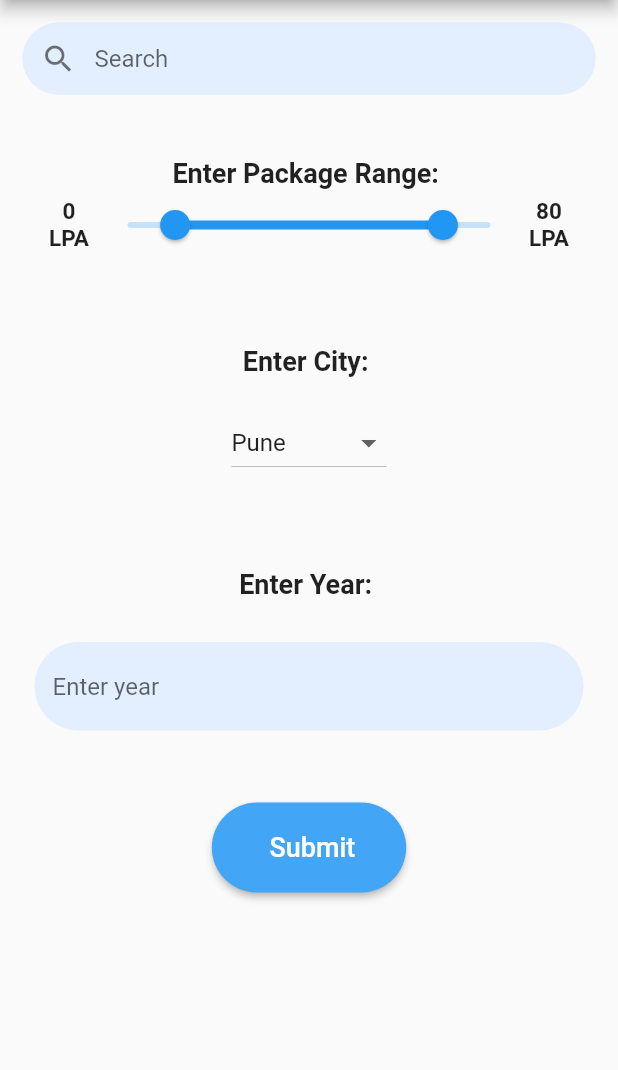
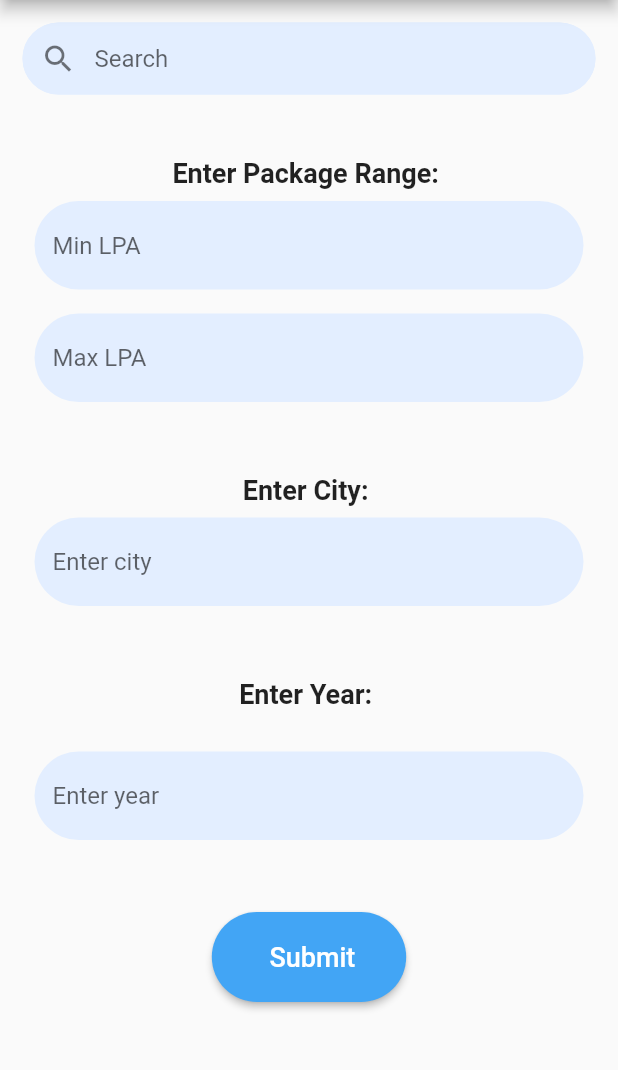
Before and after one commit to pinakmapari/Placement-Records-App, a Flutter app: the HomePage screen opened directly, on a phone screen of 412 x 824 dp, the part 84-1154 px from its top. Run offline on Flutter 3.47's test engine with Material 2 defaults, Android fonts, the phone set to English and light mode, and no system bars; our stand-ins replace bottom_navy_bar, fluttertoast, url_launcher_web; missing offline and left inert: mysql1.

Commit message:
Student home changes

```diff
--- a/lib/screens/home.dart
+++ b/lib/screens/home.dart
@@ -13,7 +13,17 @@ class HomePage extends StatefulWidget {
 
 class _HomePageState extends State<HomePage> {
   TextEditingController yearController = TextEditingController();
-
+  List cityNames = [
+    "Pune",
+    "Mumbai",
+    "Delhi",
+    "Bengluru",
+    "Hyderabad",
+    "Kolkata"
+  ];
+  late String cityName;
+  late int year;
+  late double min, max;
   String search = '';
   @override
   Widget build(BuildContext context) {
@@ -24,6 +34,7 @@ class _HomePageState extends State<HomePage> {
       ),
       body: Padding(
         padding: const EdgeInsets.all(15.0),
+        child: SingleChildScrollView(
           child: Column(
             children: [
               Container(
@@ -59,12 +70,47 @@ class _HomePageState extends State<HomePage> {
                 child: Column(
                   children: [
                     Text('Enter Package Range: ',
-                      style:
-                          TextStyle(fontSize: 18, fontWeight: FontWeight.bold)),
+                        style: TextStyle(
+                            fontSize: 18, fontWeight: FontWeight.bold)),
+                    Padding(
+                      padding: const EdgeInsets.all(8.0),
+                      child: TextField(
+                        keyboardType: TextInputType.number,
+                        decoration: InputDecoration(
+                          filled: true,
+                          fillColor: Color(0xffE3EEFF),
+                          border: OutlineInputBorder(
+                              borderSide: BorderSide.none,
+                              borderRadius:
+                                  BorderRadius.all(Radius.circular(40.0))),
+                          hintText: 'Min LPA',
+                        ),
+                        onChanged: (value) =>
+                            setState(() => min = double.parse(value)),
+                      ),
+                    ),
+                    Padding(
+                      padding: const EdgeInsets.all(8.0),
+                      child: TextField(
+                        keyboardType: TextInputType.number,
+                        decoration: InputDecoration(
+                          filled: true,
+                          fillColor: Color(0xffE3EEFF),
+                          border: OutlineInputBorder(
+                              borderSide: BorderSide.none,
+                              borderRadius:
+                                  BorderRadius.all(Radius.circular(40.0))),
+                          hintText: 'Max LPA',
+                        ),
+                        onChanged: (value) =>
+                            setState(() => max = double.parse(value)),
+                      ),
+                    ),
                   ],
                 ),
               ),
-            RangeSliderLabelWidget(),
+
+              //RangeSliderLabelWidget(),
               SizedBox(
                 height: 40,
               ),
@@ -74,15 +120,32 @@ class _HomePageState extends State<HomePage> {
                   children: [
                     Text(
                       'Enter City: ',
-                    style: TextStyle(fontSize: 18, fontWeight: FontWeight.bold),
+                      style:
+                          TextStyle(fontSize: 18, fontWeight: FontWeight.bold),
                     ),
-                  CityFilter(),
+                    //CityFilter(),
+                    Padding(
+                      padding: const EdgeInsets.all(8.0),
+                      child: TextField(
+                        decoration: InputDecoration(
+                          filled: true,
+                          fillColor: Color(0xffE3EEFF),
+                          border: OutlineInputBorder(
+                              borderSide: BorderSide.none,
+                              borderRadius:
+                                  BorderRadius.all(Radius.circular(40.0))),
+                          hintText: 'Enter city',
+                        ),
+                        onChanged: (value) => setState(() => cityName = value),
+                      ),
+                    ),
                     SizedBox(
                       height: 40,
                     ),
                     Text(
                       'Enter Year: ',
-                    style: TextStyle(fontSize: 18, fontWeight: FontWeight.bold),
+                      style:
+                          TextStyle(fontSize: 18, fontWeight: FontWeight.bold),
                     ),
                     SizedBox(
                       height: 20,
@@ -102,6 +165,8 @@ class _HomePageState extends State<HomePage> {
                           //labelText: 'Academic Year',
                           hintText: 'Enter year',
                         ),
+                        onChanged: (value) =>
+                            setState(() => year = int.parse(value)),
                       ),
                     ),
                     SizedBox(
@@ -110,8 +175,10 @@ class _HomePageState extends State<HomePage> {
                     Container(
                       height: 60,
                       child: ElevatedButton(
-
-                      child: Text("     Submit    ", style: TextStyle(fontSize: 18),),
+                        child: Text(
+                          "     Submit    ",
+                          style: TextStyle(fontSize: 18),
+                        ),
                         onPressed: () => print("Submit pressed"),
                         style: ElevatedButton.styleFrom(
                           primary: Colors.blue[400],
@@ -128,6 +195,7 @@ class _HomePageState extends State<HomePage> {
             ],
           ),
         ),
+      ),
     );
   }
 }
```
Also changed, not shown: pubspec.lock, 5 other files. Lines whose indentation alone changed are shown as unchanged.
